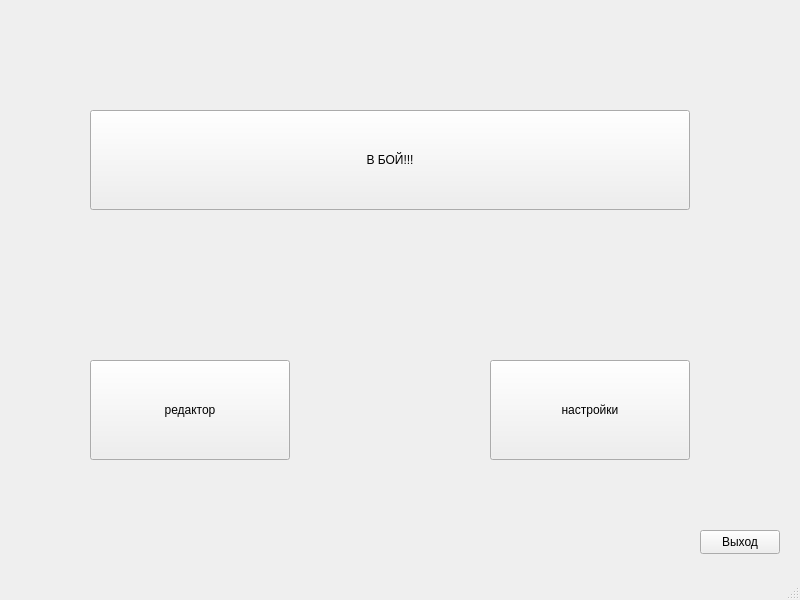
Qt form hackathon-2023/mainwindow.ui (robilkot/BSUIR-hackathon-2023) before a commit.
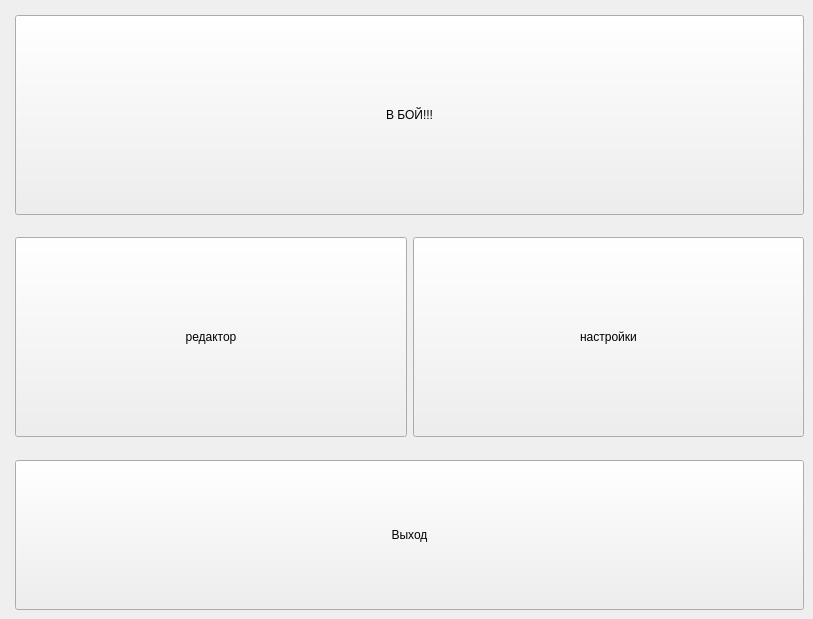
The same form after that commit.

Commit message: Дописал масштабирование по главному окну

Diff of the .ui file:
```diff
--- a/hackathon-2023/mainwindow.ui
+++ b/hackathon-2023/mainwindow.ui
@@ -6,78 +6,111 @@
    <rect>
     <x>0</x>
     <y>0</y>
-    <width>800</width>
-    <height>600</height>
+    <width>813</width>
+    <height>619</height>
    </rect>
   </property>
+  <property name="sizePolicy">
+   <sizepolicy hsizetype="Preferred" vsizetype="Preferred">
+    <horstretch>0</horstretch>
+    <verstretch>0</verstretch>
+   </sizepolicy>
+  </property>
   <property name="windowTitle">
    <string>MainWindow</string>
   </property>
   <widget class="QWidget" name="centralwidget">
+   <layout class="QFormLayout" name="formLayout">
+    <item row="0" column="0">
+     <layout class="QVBoxLayout" name="verticalLayout_11"/>
+    </item>
+    <item row="2" column="1">
    <widget class="QPushButton" name="pushButton">
-    <property name="geometry">
-     <rect>
-      <x>90</x>
-      <y>110</y>
-      <width>600</width>
-      <height>100</height>
-     </rect>
+      <property name="minimumSize">
+       <size>
+        <width>200</width>
+        <height>200</height>
+       </size>
     </property>
     <property name="text">
      <string>В БОЙ!!!</string>
     </property>
    </widget>
+    </item>
+    <item row="4" column="1">
+     <spacer name="verticalSpacer_2">
+      <property name="orientation">
+       <enum>Qt::Vertical</enum>
+      </property>
+      <property name="sizeHint" stdset="0">
+       <size>
+        <width>20</width>
+        <height>40</height>
+       </size>
+      </property>
+     </spacer>
+    </item>
+    <item row="5" column="1">
+     <layout class="QGridLayout" name="gridLayout_4">
+      <item row="0" column="0">
    <widget class="QPushButton" name="pushButton_2">
-    <property name="geometry">
-     <rect>
-      <x>90</x>
-      <y>360</y>
-      <width>200</width>
-      <height>100</height>
-     </rect>
+        <property name="minimumSize">
+         <size>
+          <width>100</width>
+          <height>200</height>
+         </size>
     </property>
     <property name="text">
      <string>редактор</string>
     </property>
    </widget>
+      </item>
+      <item row="0" column="1">
    <widget class="QPushButton" name="pushButton_3">
-    <property name="geometry">
-     <rect>
-      <x>490</x>
-      <y>360</y>
-      <width>200</width>
-      <height>100</height>
-     </rect>
+        <property name="minimumSize">
+         <size>
+          <width>100</width>
+          <height>200</height>
+         </size>
+        </property>
+        <property name="styleSheet">
+         <string notr="true"/>
     </property>
     <property name="text">
      <string>настройки</string>
     </property>
    </widget>
+      </item>
+     </layout>
+    </item>
+    <item row="6" column="1">
+     <spacer name="verticalSpacer">
+      <property name="orientation">
+       <enum>Qt::Vertical</enum>
+      </property>
+      <property name="sizeHint" stdset="0">
+       <size>
+        <width>20</width>
+        <height>40</height>
+       </size>
+      </property>
+     </spacer>
+    </item>
+    <item row="9" column="1">
    <widget class="QPushButton" name="pushButton_4">
-    <property name="geometry">
-     <rect>
-      <x>700</x>
-      <y>530</y>
-      <width>80</width>
-      <height>24</height>
-     </rect>
+      <property name="minimumSize">
+       <size>
+        <width>0</width>
+        <height>150</height>
+       </size>
     </property>
     <property name="text">
      <string>Выход</string>
     </property>
    </widget>
+    </item>
+   </layout>
   </widget>
-  <widget class="QMenuBar" name="menubar">
-   <property name="geometry">
-    <rect>
-     <x>0</x>
-     <y>0</y>
-     <width>800</width>
-     <height>21</height>
-    </rect>
-   </property>
-  </widget>
-  <widget class="QStatusBar" name="statusbar"/>
  </widget>
  <resources/>
  <connections/>
```
Left out of the diff: 3 changed lines with no effect on the pictures. Lines whose indentation alone changed are shown as unchanged. The commit also changes 6 other files.
